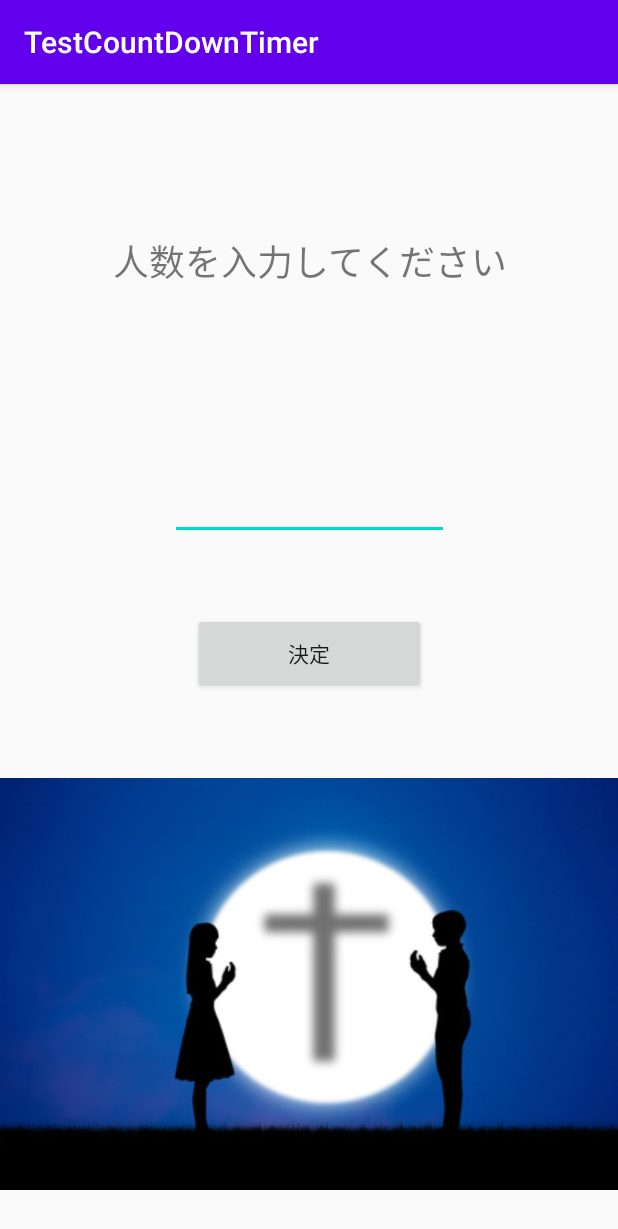
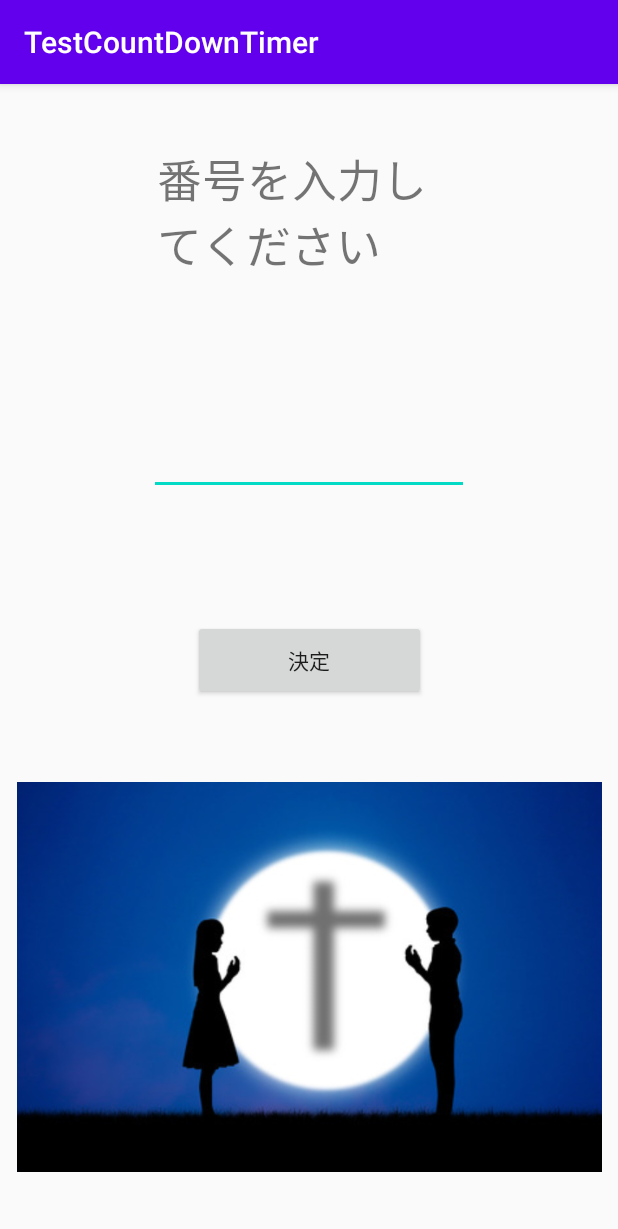
Before and after one commit to konan-pbl-2020/Jinrou_main, an Android app: the Ninzyu screen opened directly, with no data from a screen before it, on a phone screen of 412 x 824 dp. Shown: the top 1229 px of the screen. Run offline under Robolectric (Android 15) with nearby library versions, the phone set to English and light mode, and no system bars.

Commit message:
人数選択画面

```diff
--- a/app/src/main/java/com/example/jinrou_pr/Ninzyu.java
+++ b/app/src/main/java/com/example/jinrou_pr/Ninzyu.java
@@ -5,10 +5,6 @@ import android.os.Bundle;
 import android.view.View;
 import android.widget.Button;
 import android.widget.EditText;
-import android.widget.TextView;
-
-import java.util.ArrayList;
-import java.util.Collections;
 
 import androidx.appcompat.app.AppCompatActivity;
 
@@ -36,7 +32,7 @@ public class Ninzyu extends AppCompatActivity {
     }
 
     public  void onButtonClick(){
-        EditText num_text = (EditText)findViewById(R.id.editTextNumber_n);
+        EditText num_text = (EditText)findViewById(R.id.edit3);
 //        TextView editText2 = (TextView)findViewById(R.id.textView5);
 
 
--- a/app/src/main/res/layout/activity_ninzyu.xml
+++ b/app/src/main/res/layout/activity_ninzyu.xml
@@ -14,45 +14,42 @@
         app:layout_constraintBottom_toBottomOf="parent"
         app:layout_constraintEnd_toEndOf="parent"
         app:layout_constraintStart_toStartOf="parent"
-        app:layout_constraintTop_toBottomOf="@+id/textView3"
-        app:layout_constraintVertical_bias="0.372" />
+        app:layout_constraintTop_toTopOf="parent" />
+
+    <ImageView
+        android:id="@+id/imageView2"
+        android:layout_width="390dp"
+        android:layout_height="265dp"
+        android:layout_marginTop="12dp"
+        app:layout_constraintBottom_toBottomOf="parent"
+        app:layout_constraintEnd_toEndOf="parent"
+        app:layout_constraintHorizontal_bias="0.5"
+        app:layout_constraintStart_toStartOf="parent"
+        app:layout_constraintTop_toBottomOf="@+id/button_na"
+        app:srcCompat="@drawable/ninzuu" />
 
     <TextView
-        android:id="@+id/textView3"
-        android:layout_width="267dp"
-        android:layout_height="38dp"
-        android:layout_marginTop="100dp"
-        android:text="人数を入力してください"
-        android:textAlignment="center"
-        android:textSize="24sp"
-        app:layout_constraintBottom_toTopOf="@+id/button"
+        android:id="@+id/textView2"
+        android:layout_width="202dp"
+        android:layout_height="104dp"
+        android:text="番号を入力してください"
+        android:textSize="30sp"
+        app:layout_constraintBottom_toTopOf="@+id/button_na"
         app:layout_constraintEnd_toEndOf="parent"
+        app:layout_constraintHorizontal_bias="0.498"
         app:layout_constraintStart_toStartOf="parent"
-        app:layout_constraintTop_toTopOf="parent" />
+        app:layout_constraintTop_toTopOf="parent"
+        app:layout_constraintVertical_bias="0.162" />
 
     <EditText
-        android:id="@+id/editTextNumber_n"
-        android:layout_width="186dp"
-        android:layout_height="154dp"
+        android:id="@+id/edit3"
+        android:layout_width="wrap_content"
+        android:layout_height="wrap_content"
         android:ems="10"
         android:inputType="number"
-        android:textAlignment="center"
         app:layout_constraintBottom_toTopOf="@+id/button_na"
         app:layout_constraintEnd_toEndOf="parent"
         app:layout_constraintStart_toStartOf="parent"
-        app:layout_constraintTop_toBottomOf="@+id/textView3"
-        app:layout_constraintVertical_bias="0.2" />
-
-    <ImageView
-        android:id="@+id/imageView2"
-        android:layout_width="wrap_content"
-        android:layout_height="wrap_content"
-        app:layout_constraintBottom_toBottomOf="parent"
-        app:layout_constraintEnd_toEndOf="parent"
-        app:layout_constraintHorizontal_bias="0.0"
-        app:layout_constraintStart_toStartOf="parent"
-        app:layout_constraintTop_toTopOf="parent"
-        app:layout_constraintVertical_bias="0.962"
-        app:srcCompat="@drawable/ninzuu" />
+        app:layout_constraintTop_toBottomOf="@+id/textView2" />
 
 </androidx.constraintlayout.widget.ConstraintLayout>
```
Also changed, not shown: app/src/main/res/drawable/39598583-抽象的なシルエットの人が夜月の青い空に祈る%u3002.jpg (deleted).
